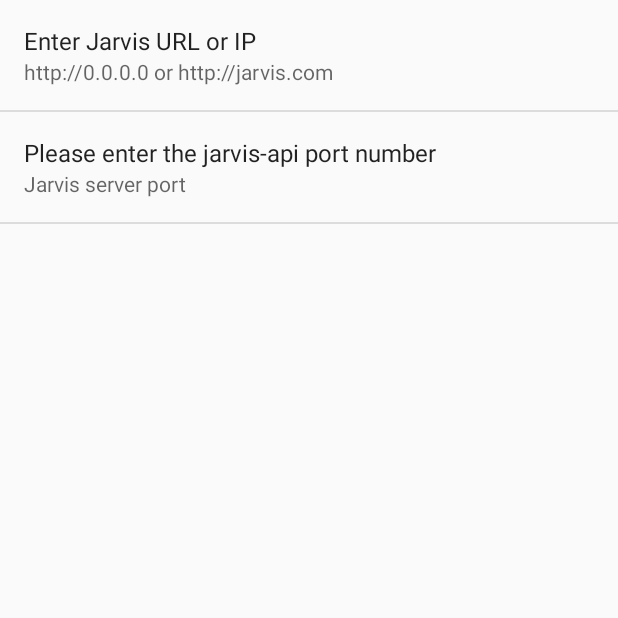
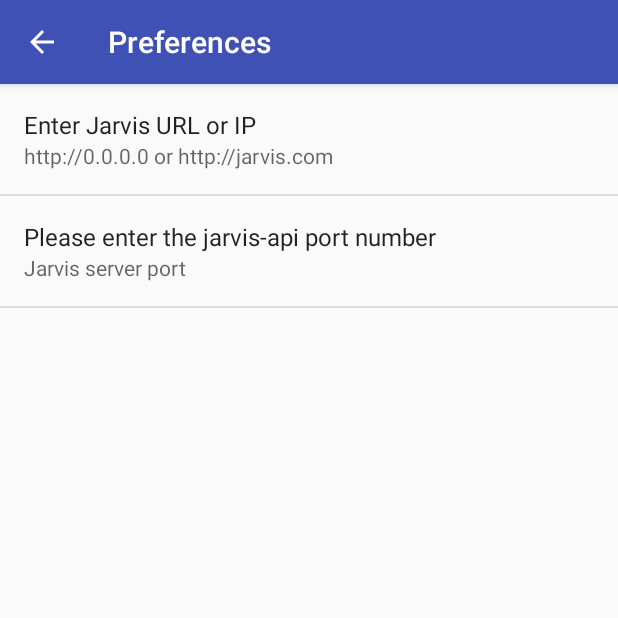
Before and after one commit to Oliv4945/jarvis-android-app, an Android app: the screen it shows after launch (MyPreferencesActivity), on a phone screen of 412 x 824 dp, the top half of it. Run offline under Robolectric (Android 15) with nearby library versions, the phone set to English and light mode, and no system bars; our stand-ins replace Volley.

Commit message:
Add a return button in preferences

```diff
--- a/app/src/main/AndroidManifest.xml
+++ b/app/src/main/AndroidManifest.xml
@@ -16,8 +16,9 @@
                 <category android:name="android.intent.category.LAUNCHER" />
             </intent-filter>
         </activity>
-        <activity android:name=".MyPreferencesActivity">
-        </activity>
+        <activity android:name=".MyPreferencesActivity"
+            android:label="Preferences"
+            android:theme="@style/AppTheme"/>
     </application>
     <uses-permission android:name="android.permission.INTERNET" />
 
--- a/app/src/main/java/net/iopush/jarvis/MyPreferencesActivity.java
+++ b/app/src/main/java/net/iopush/jarvis/MyPreferencesActivity.java
@@ -4,12 +4,23 @@ import android.os.Bundle;
 import android.preference.PreferenceActivity;
 import android.preference.PreferenceFragment;
 
-public class MyPreferencesActivity extends PreferenceActivity {
+import android.support.v7.app.AppCompatActivity;
+
+public class MyPreferencesActivity extends AppCompatActivity {
 
     @Override
     protected void onCreate(Bundle savedInstanceState) {
         super.onCreate(savedInstanceState);
         getFragmentManager().beginTransaction().replace(android.R.id.content, new MyPreferenceFragment()).commit();
+
+        getSupportActionBar().setDisplayShowHomeEnabled(true);
+        getSupportActionBar().setDisplayHomeAsUpEnabled(true);
+    }
+
+    @Override
+    public boolean onSupportNavigateUp(){
+        finish();
+        return true;
     }
 
     public static class MyPreferenceFragment extends PreferenceFragment
```
